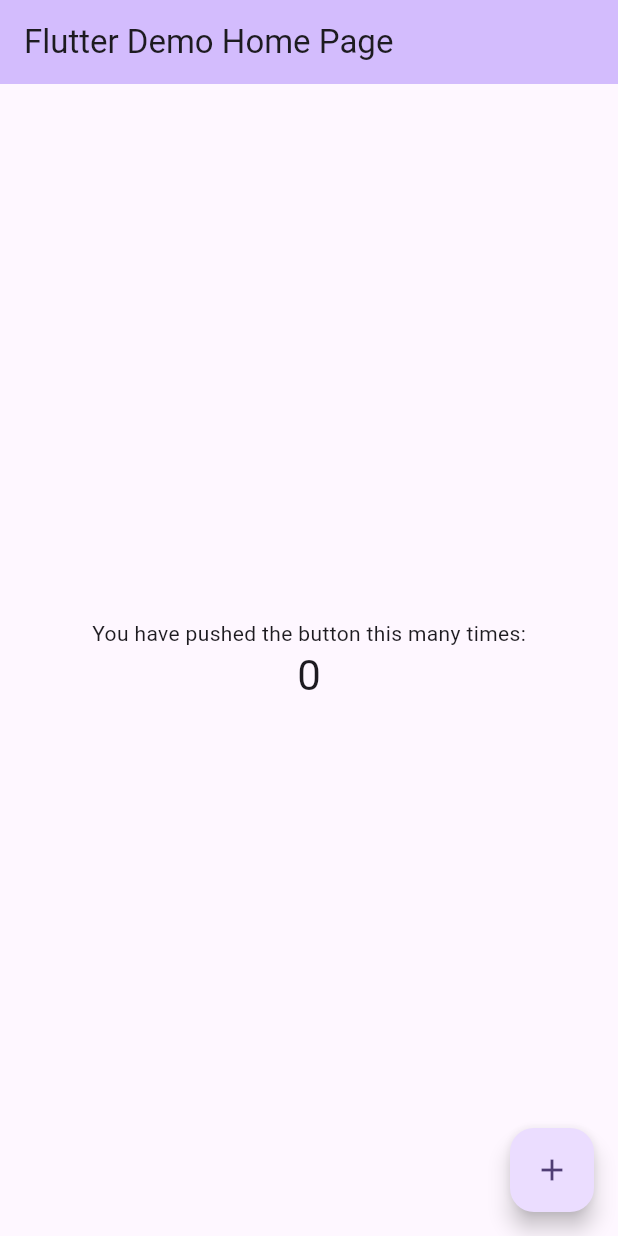
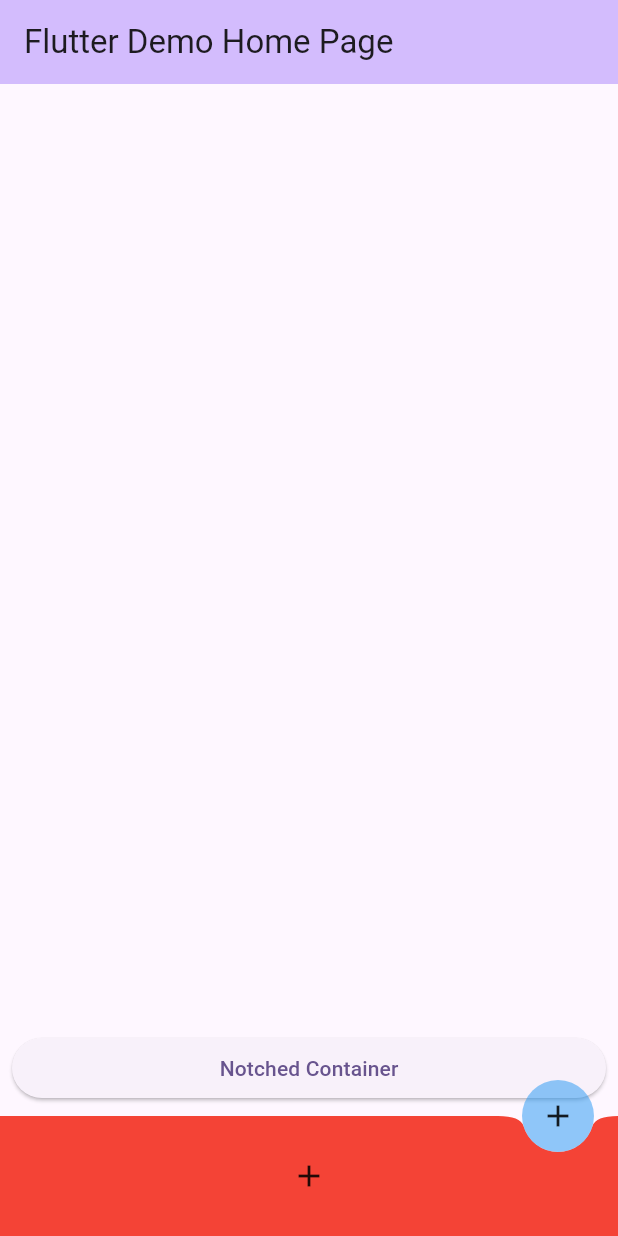
Before and after one commit to riyan-dcosta/flutter_mark_4, a Flutter app: the screen it shows after launch, on a phone screen of 412 x 824 dp. Run offline on Flutter 3.47's test engine with Material 2 defaults, Android fonts, the phone set to English and light mode, and no system bars.

Commit message:
added custom notched container

```diff
--- a/lib/main.dart
+++ b/lib/main.dart
@@ -1,4 +1,5 @@
 import 'package:flutter/material.dart';
+import 'package:flutter_mark_4/features/notched_container/presentation/pages/notched_container.dart';
 
 void main() {
   runApp(const MyApp());
@@ -39,15 +40,6 @@ class MyApp extends StatelessWidget {
 class MyHomePage extends StatefulWidget {
   const MyHomePage({super.key, required this.title});
 
-  // This widget is the home page of your application. It is stateful, meaning
-  // that it has a State object (defined below) that contains fields that affect
-  // how it looks.
-
-  // This class is the configuration for the state. It holds the values (in this
-  // case the title) provided by the parent (in this case the App widget) and
-  // used by the build method of the State. Fields in a Widget subclass are
-  // always marked "final".
-
   final String title;
 
   @override
@@ -59,67 +51,52 @@ class _MyHomePageState extends State<MyHomePage> {
 
   void _incrementCounter() {
     setState(() {
-      // This call to setState tells the Flutter framework that something has
-      // changed in this State, which causes it to rerun the build method below
-      // so that the display can reflect the updated values. If we changed
-      // _counter without calling setState(), then the build method would not be
-      // called again, and so nothing would appear to happen.
       _counter++;
     });
   }
 
   @override
   Widget build(BuildContext context) {
-    // This method is rerun every time setState is called, for instance as done
-    // by the _incrementCounter method above.
-    //
-    // The Flutter framework has been optimized to make rerunning build methods
-    // fast, so that you can just rebuild anything that needs updating rather
-    // than having to individually change instances of widgets.
     return Scaffold(
       appBar: AppBar(
-        // TRY THIS: Try changing the color here to a specific color (to
-        // Colors.amber, perhaps?) and trigger a hot reload to see the AppBar
-        // change color while the other colors stay the same.
         backgroundColor: Theme.of(context).colorScheme.inversePrimary,
-        // Here we take the value from the MyHomePage object that was created by
-        // the App.build method, and use it to set our appbar title.
         title: Text(widget.title),
       ),
-      body: Center(
-        // Center is a layout widget. It takes a single child and positions it
-        // in the middle of the parent.
+      body: Padding(
+        padding: const EdgeInsets.all(8.0),
         child: Column(
-          // Column is also a layout widget. It takes a list of children and
-          // arranges them vertically. By default, it sizes itself to fit its
-          // children horizontally, and tries to be as tall as its parent.
-          //
-          // Column has various properties to control how it sizes itself and
-          // how it positions its children. Here we use mainAxisAlignment to
-          // center the children vertically; the main axis here is the vertical
-          // axis because Columns are vertical (the cross axis would be
-          // horizontal).
-          //
-          // TRY THIS: Invoke "debug painting" (choose the "Toggle Debug Paint"
-          // action in the IDE, or press "p" in the console), to see the
-          // wireframe for each widget.
-          mainAxisAlignment: MainAxisAlignment.center,
+          crossAxisAlignment: CrossAxisAlignment.stretch,
+          mainAxisAlignment: MainAxisAlignment.end,
           children: <Widget>[
-            const Text(
-              'You have pushed the button this many times:',
-            ),
-            Text(
-              '$_counter',
-              style: Theme.of(context).textTheme.headlineMedium,
-            ),
+            ElevatedButton(
+                onPressed: () {
+                  Navigator.push(
+                      context,
+                      MaterialPageRoute(
+                          builder: (builder) => CustomNotchedContainer()));
+                },
+                child: Text('Notched Container'))
           ],
         ),
       ),
-      floatingActionButton: FloatingActionButton(
-        onPressed: _incrementCounter,
-        tooltip: 'Increment',
-        child: const Icon(Icons.add),
-      ), // This trailing comma makes auto-formatting nicer for build methods.
+      floatingActionButton: Container(
+        decoration: BoxDecoration(
+          color: Colors.blue.withOpacity(0.5),
+          shape: BoxShape.circle
+        ),
+        width: 24 * 2,
+        height: 24 * 2,
+        child: Icon(Icons.add),
+      ),
+      floatingActionButtonLocation: FloatingActionButtonLocation.endDocked,
+      bottomNavigationBar: BottomAppBar(
+        color: Colors.red,
+        shape: CircularNotchedRectangle(),
+        notchMargin: 0.0,
+        padding: const EdgeInsets.all(0),
+        // type:BottomNavigationBarType.,
+        child: Icon(Icons.add),
+      ),
     );
   }
 }
```
Also changed, not shown: lib/features/notched_container/presentation/pages/notched_container.dart (added, +144 -0 lines).
